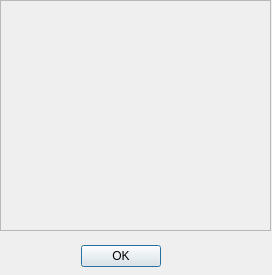
Qt form GUI/resources/error_dialog.ui (Drahness/Parkingson) before a commit.
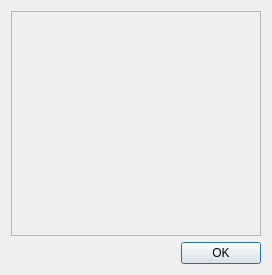
The same form after that commit.

Patch:
```diff
--- a/GUI/resources/error_dialog.ui
+++ b/GUI/resources/error_dialog.ui
@@ -13,31 +13,8 @@
   <property name="windowTitle">
    <string>Dialog</string>
   </property>
-  <widget class="QDialogButtonBox" name="buttonBox">
-   <property name="geometry">
-    <rect>
-     <x>80</x>
-     <y>240</y>
-     <width>81</width>
-     <height>32</height>
-    </rect>
-   </property>
-   <property name="orientation">
-    <enum>Qt::Horizontal</enum>
-   </property>
-   <property name="standardButtons">
-    <set>QDialogButtonBox::Ok</set>
-   </property>
-  </widget>
-  <widget class="QWidget" name="verticalLayoutWidget">
-   <property name="geometry">
-    <rect>
-     <x>0</x>
-     <y>0</y>
-     <width>271</width>
-     <height>231</height>
-    </rect>
-   </property>
+  <layout class="QVBoxLayout" name="verticalLayout_2">
+   <item>
    <layout class="QVBoxLayout" name="verticalLayout">
     <item>
      <widget class="QScrollArea" name="scrollArea">
@@ -49,19 +26,13 @@
         <rect>
          <x>0</x>
          <y>0</y>
-         <width>267</width>
-         <height>227</height>
-        </rect>
-       </property>
+          <width>250</width>
+          <height>219</height>
+         </rect>
+        </property>
+        <layout class="QVBoxLayout" name="verticalLayout_3">
+         <item>
        <widget class="QLabel" name="label">
-        <property name="geometry">
-         <rect>
-          <x>0</x>
-          <y>-13</y>
-          <width>269</width>
-          <height>229</height>
-         </rect>
-        </property>
         <property name="sizePolicy">
          <sizepolicy hsizetype="Expanding" vsizetype="Expanding">
           <horstretch>0</horstretch>
@@ -80,11 +51,24 @@
          <set>Qt::AlignCenter</set>
         </property>
        </widget>
+         </item>
+        </layout>
       </widget>
      </widget>
     </item>
    </layout>
-  </widget>
+   </item>
+   <item>
+    <widget class="QDialogButtonBox" name="buttonBox">
+     <property name="orientation">
+      <enum>Qt::Horizontal</enum>
+     </property>
+     <property name="standardButtons">
+      <set>QDialogButtonBox::Ok</set>
+     </property>
+    </widget>
+   </item>
+  </layout>
  </widget>
  <resources/>
  <connections>
```
Lines whose indentation alone changed are shown as unchanged.
